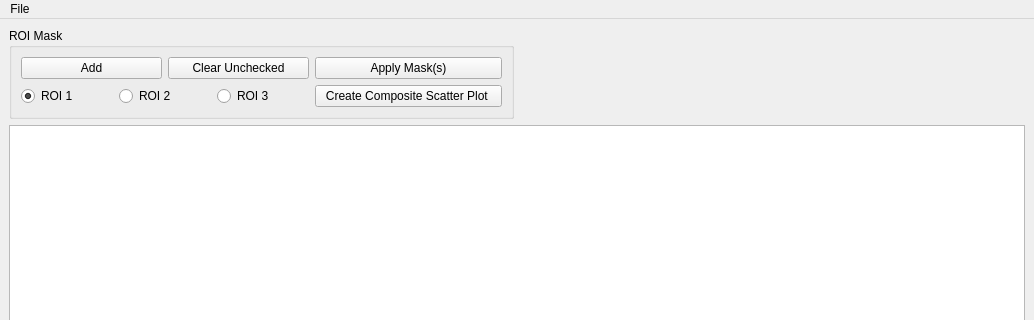
Old version of the form uis/ScatterView.ui in the repository pattammattel/NSLS-II-MIDAS; both pictures show x 0 to 1034 and y 0 to 320 of the 1034 by 859 pixel window.
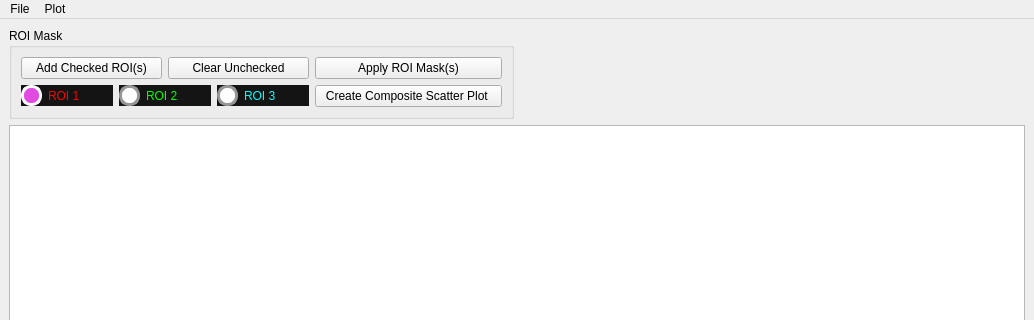
New version of the form. Icons and pictures are not drawn. Custom widgets are drawn as their Qt base class.

Patch:
```diff
--- a/uis/ScatterView.ui
+++ b/uis/ScatterView.ui
@@ -17,6 +17,22 @@
    <string notr="true">font:10pt &quot;Segoe UI&quot;;</string>
   </property>
   <widget class="QWidget" name="centralwidget">
+   <property name="styleSheet">
+    <string notr="true">QRadioButton::indicator {
+    border: 3px solid rgb(150, 150,150);
+	width: 15px;
+	height: 15px;
+	border-radius: 10px;
+    background: rgb(255, 255, 255);
+}
+QRadioButton::indicator:hover {
+    border: 3px solid rgb(58, 66, 81);
+}
+QRadioButton::indicator:checked {
+    background: 3px solid rgb(225, 75, 225);
+	border: 3px solid rgb(255, 252, 255);
+}</string>
+   </property>
    <layout class="QGridLayout" name="gridLayout_5">
     <item row="0" column="0">
      <widget class="QGroupBox" name="groupBox">
@@ -24,17 +40,16 @@
        <string>ROI Mask</string>
       </property>
       <layout class="QGridLayout" name="gridLayout_4">
-       <item row="0" column="0">
-        <widget class="QPushButton" name="pb_define_mask">
-         <property name="text">
-          <string>Add</string>
-         </property>
-        </widget>
-       </item>
        <item row="2" column="0" colspan="2">
         <layout class="QGridLayout" name="gridLayout_3">
          <item row="0" column="0">
           <widget class="QRadioButton" name="rb_roi1">
+           <property name="styleSheet">
+            <string notr="true">color: rgb(255, 0, 0);
+background-color: rgb(20, 20, 20);
+font: 87 10pt &quot;Segoe UI Black&quot;;
+</string>
+           </property>
            <property name="text">
             <string>ROI 1</string>
            </property>
@@ -48,6 +63,11 @@
          </item>
          <item row="0" column="1">
           <widget class="QRadioButton" name="rb_roi2">
+           <property name="styleSheet">
+            <string notr="true">color: rgb(0, 255, 0);
+background-color: rgb(20, 20, 20);
+font: 87 10pt &quot;Segoe UI Black&quot;;</string>
+           </property>
            <property name="text">
             <string>ROI 2</string>
            </property>
@@ -58,6 +78,11 @@
          </item>
          <item row="0" column="2">
           <widget class="QRadioButton" name="rb_roi3">
+           <property name="styleSheet">
+            <string notr="true">color: rgb(0, 255, 255);
+background-color: rgb(20, 20, 20);
+font: 87 10pt &quot;Segoe UI Black&quot;;</string>
+           </property>
            <property name="text">
             <string>ROI 3</string>
            </property>
@@ -75,6 +100,13 @@
          </property>
         </widget>
        </item>
+       <item row="0" column="2">
+        <widget class="QPushButton" name="pb_apply_mask">
+         <property name="text">
+          <string>Apply ROI Mask(s)</string>
+         </property>
+        </widget>
+       </item>
        <item row="0" column="1">
         <widget class="QPushButton" name="pb_clear_mask">
          <property name="text">
@@ -82,10 +114,10 @@
          </property>
         </widget>
        </item>
-       <item row="0" column="2">
-        <widget class="QPushButton" name="pb_apply_mask">
+       <item row="0" column="0">
+        <widget class="QPushButton" name="pb_define_mask">
          <property name="text">
-          <string>Apply Mask(s)</string>
+          <string>Add Checked ROI(s)</string>
          </property>
         </widget>
        </item>
@@ -171,10 +203,20 @@
     <addaction name="actionSave_Plot"/>
     <addaction name="actionSave_Images"/>
    </widget>
+   <widget class="QMenu" name="menuEdit">
+    <property name="title">
+     <string>Plot</string>
+    </property>
+    <addaction name="actionSwap_Axes"/>
+   </widget>
    <addaction name="menuFile"/>
+   <addaction name="menuEdit"/>
   </widget>
   <widget class="QStatusBar" name="statusbar"/>
   <action name="actionSave_Plot">
+   <property name="icon">
+    <iconset theme="SP_DialogSaveButton"/>
+   </property>
    <property name="text">
     <string>Save Plot</string>
    </property>
@@ -184,6 +226,11 @@
     <string>Save Images</string>
    </property>
   </action>
+  <action name="actionSwap_Axes">
+   <property name="text">
+    <string>Swap Axes</string>
+   </property>
+  </action>
  </widget>
  <customwidgets>
   <customwidget>
```
Left out of the diff: 4 changed lines with no effect on the pictures.
